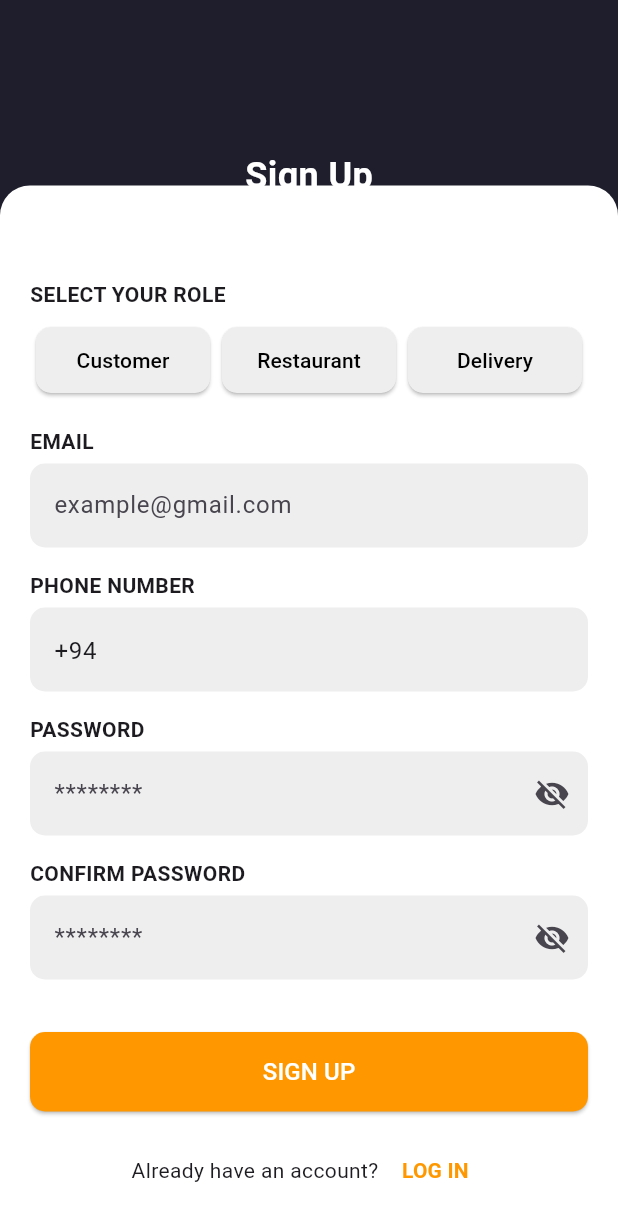
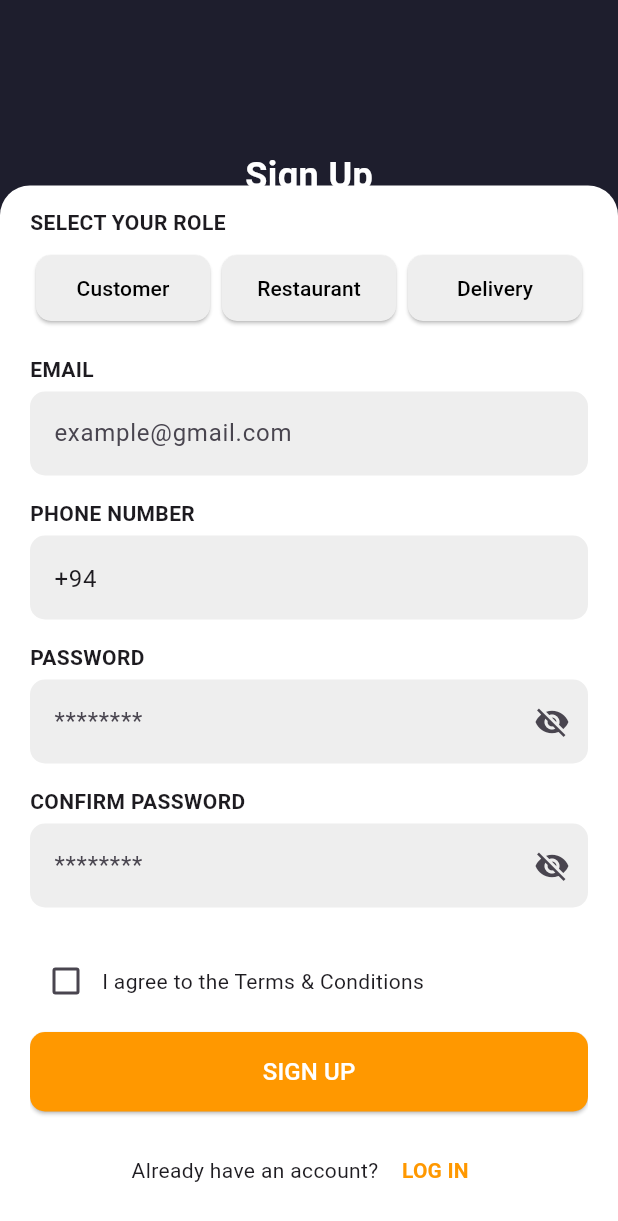
Before and after one commit to R21Rash/Food, a Flutter app: the SignupScreen screen opened by its route, on a phone screen of 412 x 824 dp. Shown: the top 1221 px of the screen. Run offline on Flutter 3.47's test engine with Material 3 defaults, Android fonts, the phone set to English and light mode, and no system bars; our stand-ins replace fl_chart, flutter_map, geolocator, image_picker, latlong2, lottie and 2 more; missing offline and left inert: payhere_mobilesdk_flutter; accounts and stored records are empty; network calls fail; Roboto replaces fonts that are missing (Poppins).

Commit message:
tems & Con Added

```diff
--- a/lib/common-const/api_constants.dart
+++ b/lib/common-const/api_constants.dart
@@ -1,3 +1,3 @@
-const String ipAddress = "172.20.10.3"; // Change here only if IP changes
+const String ipAddress = "192.168.180.48"; // Change here only if IP changes
 
 const String baseURL = "http://$ipAddress";
--- a/lib/views/auth/forgot_password_screen.dart
+++ b/lib/views/auth/forgot_password_screen.dart
@@ -26,7 +26,7 @@ class _ForgotResetPasswordScreenState extends State<ForgotResetPasswordScreen> {
   bool isNewPasswordVisible = false;
   bool isConfirmPasswordVisible = false;
 
-  final String baseUrl = "$baseURL:30409/api/password";
+  final String baseUrl = "$baseURL:5001/api/password";
 
   Future<void> sendOtp() async {
     if (emailController.text.isEmpty) {
--- a/lib/views/auth/login_screen.dart
+++ b/lib/views/auth/login_screen.dart
@@ -17,7 +17,7 @@ class _LoginScreenState extends State<LoginScreen> {
   bool isLoading = false;
   bool isPasswordVisible = false; // Track password visibility
 
-  final String backendUrl = "$baseURL:30409/api/auth/login";
+  final String backendUrl = "$baseURL:5001/api/auth/login";
 
   Future<void> loginUser() async {
     print("loginUser() called");
--- a/lib/views/auth/signup_screen.dart
+++ b/lib/views/auth/signup_screen.dart
@@ -11,6 +11,8 @@ class SignupScreen extends StatefulWidget {
 
 class _SignupScreenState extends State<SignupScreen> {
   String? selectedRole;
+  bool agreeToTerms = false; // NEW: Track checkbox status
+
   final List<String> roles = ["Customer", "Restaurant", "Delivery"];
 
   final TextEditingController fullNameController = TextEditingController();
@@ -24,7 +26,7 @@ class _SignupScreenState extends State<SignupScreen> {
     text: "+94",
   );
 
-  final String backendUrl = "$baseURL:30409/api/auth/signup";
+  final String backendUrl = "$baseURL:5001/api/auth/signup";
   final _formKey = GlobalKey<FormState>();
 
   @override
@@ -126,9 +128,9 @@ class _SignupScreenState extends State<SignupScreen> {
                                             ),
                                           ),
                                           onPressed:
-                                              () => setState(
-                                                () => selectedRole = role,
-                                              ),
+                                              () => setState(() {
+                                                selectedRole = role;
+                                              }),
                                           child: Text(role),
                                         ),
                                       ),
@@ -234,7 +236,29 @@ class _SignupScreenState extends State<SignupScreen> {
                               },
                             ),
 
-                            const SizedBox(height: 20),
+                            const SizedBox(height: 10),
+
+                            Row(
+                              children: [
+                                Checkbox(
+                                  value: agreeToTerms,
+                                  onChanged: (value) {
+                                    setState(() {
+                                      agreeToTerms = value!;
+                                    });
+                                  },
+                                ),
+                                const Expanded(
+                                  child: Text(
+                                    "I agree to the Terms & Conditions",
+                                    style: TextStyle(fontSize: 14),
+                                  ),
+                                ),
+                              ],
+                            ),
+
+                            const SizedBox(height: 10),
+
                             SizedBox(
                               width: double.infinity,
                               child: ElevatedButton(
@@ -249,9 +273,21 @@ class _SignupScreenState extends State<SignupScreen> {
                                   ),
                                 ),
                                 onPressed: () {
-                                  if (_formKey.currentState!.validate()) {
+                                  if (!_formKey.currentState!.validate()) {
+                                    return;
+                                  }
+                                  if (!agreeToTerms) {
+                                    ScaffoldMessenger.of(context).showSnackBar(
+                                      const SnackBar(
+                                        content: Text(
+                                          "You must agree to the Terms & Conditions.",
+                                        ),
+                                        backgroundColor: Colors.red,
+                                      ),
+                                    );
+                                    return;
+                                  }
                                   registerUser();
-                                  }
                                 },
                                 child: const Text(
                                   "SIGN UP",
@@ -305,6 +341,8 @@ class _SignupScreenState extends State<SignupScreen> {
     String? Function(String?)? validator,
   }) {
     bool obscureText = isPassword;
+    return StatefulBuilder(
+      builder: (context, setState) {
         return Column(
           crossAxisAlignment: CrossAxisAlignment.start,
           children: [
@@ -330,7 +368,9 @@ class _SignupScreenState extends State<SignupScreen> {
                     isPassword
                         ? IconButton(
                           icon: Icon(
-                        obscureText ? Icons.visibility_off : Icons.visibility,
+                            obscureText
+                                ? Icons.visibility_off
+                                : Icons.visibility,
                           ),
                           onPressed: () {
                             setState(() {
@@ -343,6 +383,8 @@ class _SignupScreenState extends State<SignupScreen> {
             ),
             const SizedBox(height: 15),
           ],
+        );
+      },
     );
   }
 
--- a/lib/views/profile/CustomerProfileScreen.dart
+++ b/lib/views/profile/CustomerProfileScreen.dart
@@ -118,7 +118,7 @@ class _CustomerProfileScreenState extends State<CustomerProfileScreen> {
     }
 
     // final url = Uri.parse("http://192.168.8.163:30409/api/auth/deactivate");
-    final url = Uri.parse("$baseURL:30409/api/auth/deactivate");
+    final url = Uri.parse("$baseURL:5001/api/auth/deactivate");
 
     try {
       final response = await http.post(
--- a/lib/views/profile/DeliveryProfileScreen.dart
+++ b/lib/views/profile/DeliveryProfileScreen.dart
@@ -102,7 +102,7 @@ class _DeliveryProfileScreenState extends State<DeliveryProfileScreen> {
       return;
     }
 
-    final url = Uri.parse("$baseURL:30409/api/auth/deactivate");
+    final url = Uri.parse("$baseURL:5001/api/auth/deactivate");
 
     try {
       // Call your deactivation API here
--- a/lib/views/profile/RestuarantProfileScreen.dart
+++ b/lib/views/profile/RestuarantProfileScreen.dart
@@ -102,7 +102,7 @@ class _RestuarantProfileScreenState extends State<RestuarantProfileScreen> {
       return;
     }
 
-    final url = Uri.parse("$baseURL:30409/api/auth/deactivate");
+    final url = Uri.parse("$baseURL:5001/api/auth/deactivate");
 
     try {
       final response = await http.post(
--- a/lib/views/profile/edit_customer_profile_screen.dart
+++ b/lib/views/profile/edit_customer_profile_screen.dart
@@ -48,7 +48,7 @@ class _EditCustomerProfileScreenState extends State<EditCustomerProfileScreen> {
       return;
     }
 
-    final url = Uri.parse("$baseURL:30409/api/auth/updateProfile");
+    final url = Uri.parse("$baseURL:5001/api/auth/updateProfile");
 
     try {
       final response = await http.put(
```
Also changed, not shown: 1 other file. Lines whose indentation alone changed are shown as unchanged.
